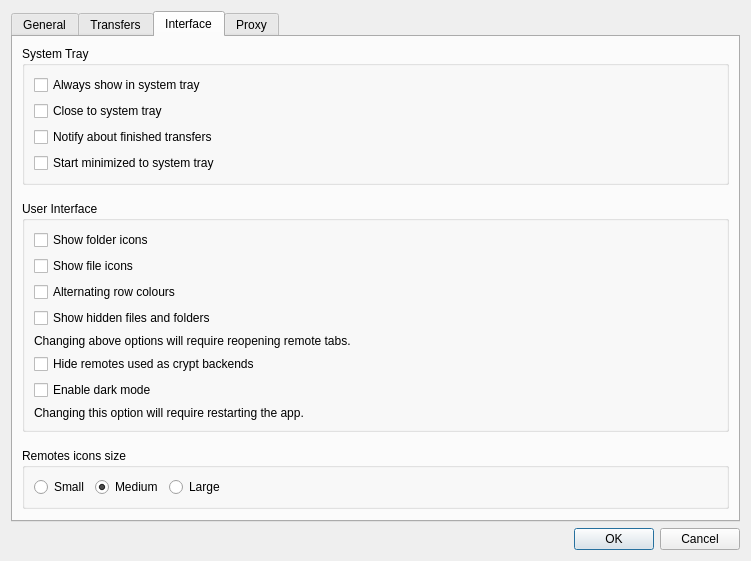
SysAdminDoc/RcloneBrowserNG, file src/preferences_dialog.ui: the form before one commit.
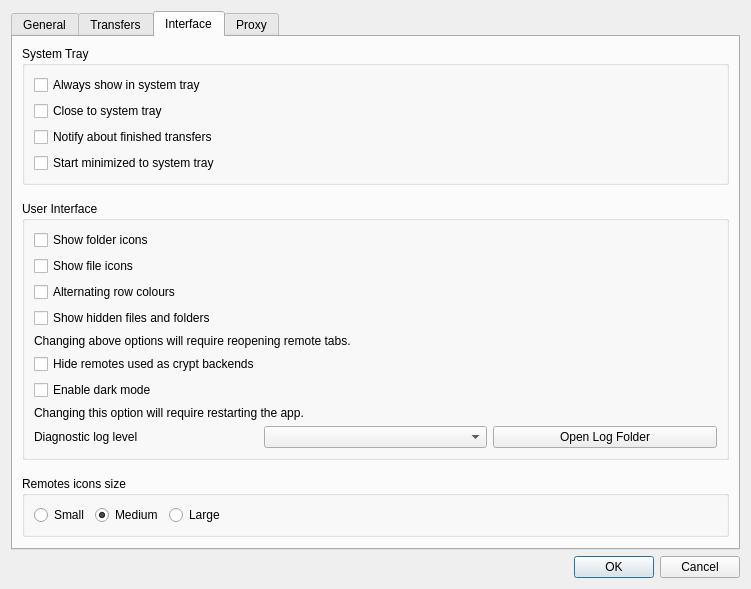
The form after the commit. The open tabs and pages were chosen to show the change.

Commit message: feat: write a rotating diagnostic log, and fix two review findings

The edit to the form file:
```diff
--- a/src/preferences_dialog.ui
+++ b/src/preferences_dialog.ui
@@ -593,6 +593,30 @@
             </property>
            </widget>
           </item>
+          <item row="8" column="0">
+           <widget class="QLabel" name="labelLogLevel">
+            <property name="text">
+             <string>Diagnostic log level</string>
+            </property>
+            <property name="buddy">
+             <cstring>logLevel</cstring>
+            </property>
+           </widget>
+          </item>
+          <item row="8" column="1">
+           <widget class="QComboBox" name="logLevel">
+            <property name="toolTip">
+             <string>How much detail is written to the rotating log file on disk. Secrets are redacted before anything is written.</string>
+            </property>
+           </widget>
+          </item>
+          <item row="8" column="2">
+           <widget class="QPushButton" name="openLogFolder">
+            <property name="text">
+             <string>Open Log Folder</string>
+            </property>
+           </widget>
+          </item>
          </layout>
         </widget>
        </item>
```
Left out of the diff: 2 changed lines with no effect on the pictures. The commit also changes 15 other files.
